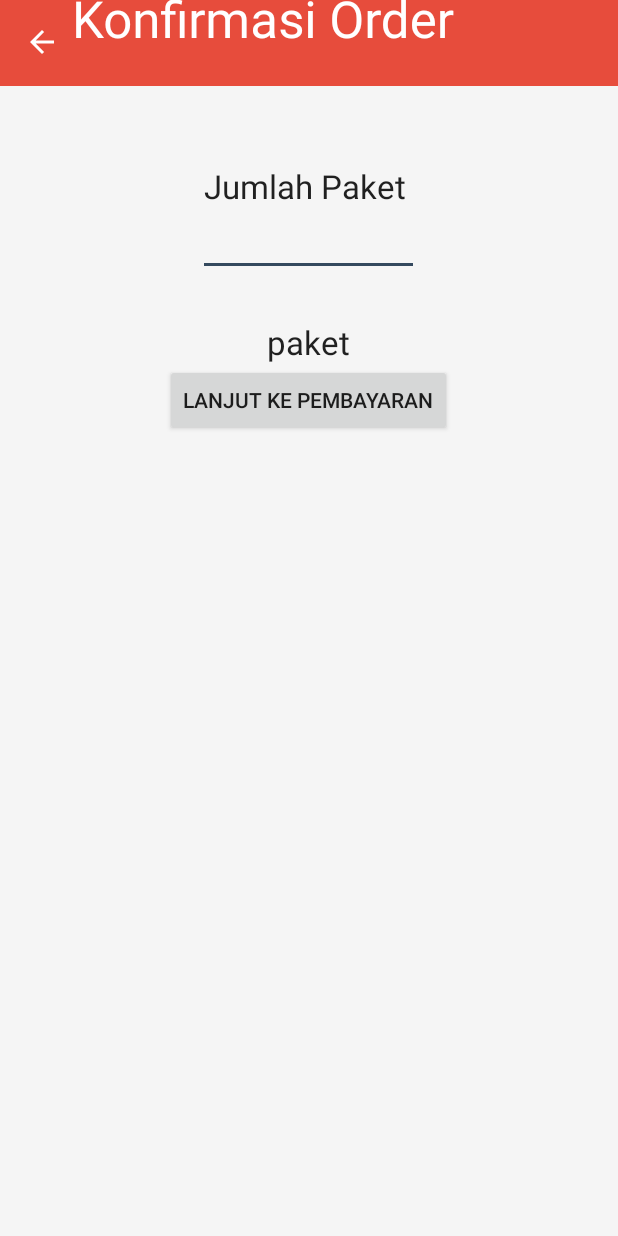
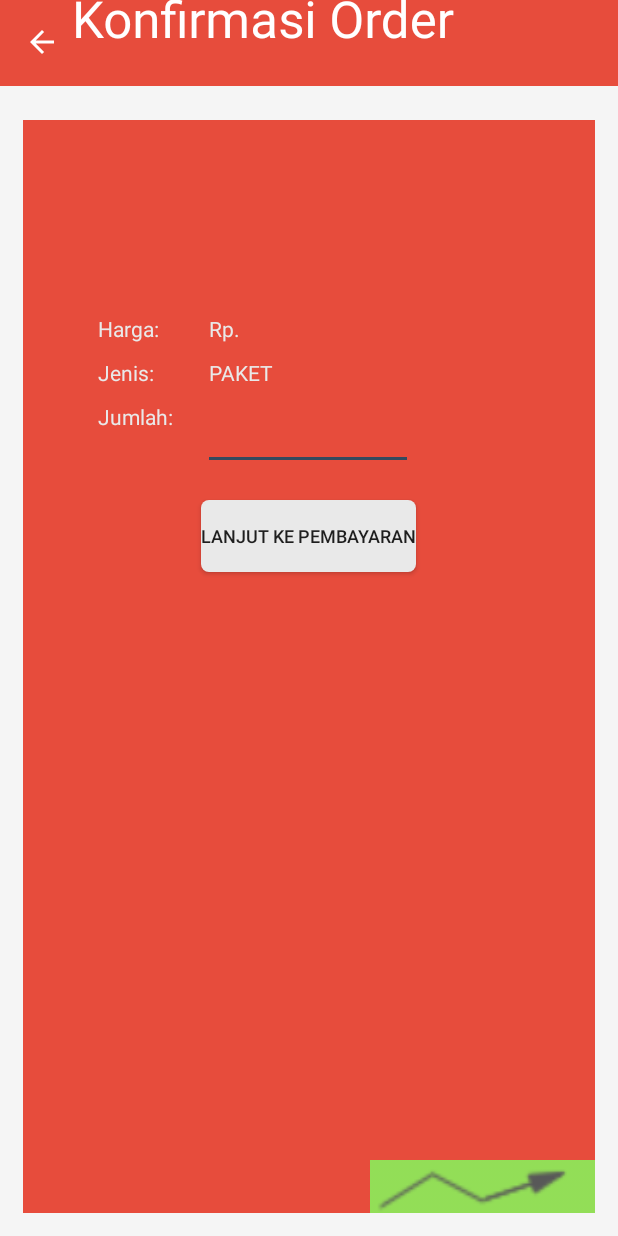
Before and after one commit to whegreen/limakilo, an Android app: the ConfirmOrderActivity screen opened directly, with no data from a screen before it, on a phone screen of 412 x 824 dp. Run offline under Robolectric (Android 15) with nearby library versions, the phone set to English and light mode, and no system bars; libraries missing offline, so code that uses them is left out: retrofit.client.

Commit message:
Merge branch 'debug_martin2' into HEAD
Conflicts:
	.gradle/2.4/taskArtifacts/cache.properties.lock
	.gradle/2.4/taskArtifacts/fileHashes.bin
	.gradle/2.4/taskArtifacts/fileSnapshots.bin
	.gradle/2.4/taskArtifacts/taskArtifacts.bin
	.idea/workspace.xml

```diff
--- a/app/src/main/java/com/limakilogram/www/bawang/ui/confirmorder/ConfirmOrderActivity.java
+++ b/app/src/main/java/com/limakilogram/www/bawang/ui/confirmorder/ConfirmOrderActivity.java
@@ -26,6 +26,7 @@ public class ConfirmOrderActivity extends AppCompatActivity {
     public static final String EXTRA_STOCK = "stock_id";
     public static final String EXTRA_NAME = "stock_name";
     public static final String EXTRA_PRICE = "price";
+    public static final String EXTRA_QTY = "quantity";
 
     private String stockId;
     private EditText editText;
@@ -36,8 +37,8 @@ public class ConfirmOrderActivity extends AppCompatActivity {
 
         Intent intent = getIntent();
         stockId = intent.getStringExtra(EXTRA_STOCK);
-        final String name= intent.getStringExtra(EXTRA_NAME);
-        final String price = intent.getStringExtra(EXTRA_PRICE);
+        String name= intent.getStringExtra(EXTRA_NAME);
+        String price = intent.getStringExtra(EXTRA_PRICE);
 
         setContentView(R.layout.activity_confirm_order);
 
--- a/app/src/main/java/com/limakilogram/www/bawang/ui/main/limakilofragment/StockRecyclerViewAdapter.java
+++ b/app/src/main/java/com/limakilogram/www/bawang/ui/main/limakilofragment/StockRecyclerViewAdapter.java
@@ -56,7 +56,10 @@ public class StockRecyclerViewAdapter extends RecyclerView.Adapter<StockRecycler
 //        holder.mTextView4.setText(mStocks.get(position).getStock());
 
         holder.mBoundAvatar = mStocks.get(position).getAvaUrl();
-        holder.mBoundUserId = mStocks.get(position).getStock();
+        holder.mBoundStockId = mStocks.get(position).getId();
+        holder.commodityPrice = mStocks.get(position).getPrice();
+        holder.commodityName = mStocks.get(position).getCommodity()+" "+mStocks.get(position).getCategory();;
+
 
         holder.mView.setOnClickListener(new View.OnClickListener() {
             @Override
@@ -65,8 +68,8 @@ public class StockRecyclerViewAdapter extends RecyclerView.Adapter<StockRecycler
                 Intent intent = new Intent(context, ConfirmOrderActivity.class);
                 intent.putExtra(ConfirmOrderActivity.EXTRA_NAME, holder.commodityName);
 //                intent.putExtra(ConfirmOrderActivity.EXTRA_AVATAR, holder.mBoundAvatar);
-                intent.putExtra(ConfirmOrderActivity.EXTRA_PRICE, holder.mTextView2.getText());
-                intent.putExtra(ConfirmOrderActivity.EXTRA_STOCK, holder.commodityId);
+//                intent.putExtra(ConfirmOrderActivity.EXTRA_QTY, holder.mTextView2.getText());
+                intent.putExtra(ConfirmOrderActivity.EXTRA_STOCK, holder.mBoundStockId);
                 intent.putExtra(ConfirmOrderActivity.EXTRA_PRICE, holder.commodityPrice);
 
                 context.startActivity(intent);
@@ -96,7 +99,7 @@ public class StockRecyclerViewAdapter extends RecyclerView.Adapter<StockRecycler
         public String commodityId;
         public String commodityPrice;
         public String mBoundAvatar;
-        public int mBoundUserId;
+        public int mBoundStockId;
 
         public final View mView;
         public final ImageView mImageView;
@@ -113,7 +116,6 @@ public class StockRecyclerViewAdapter extends RecyclerView.Adapter<StockRecycler
             mTextView = (TextView) itemView.findViewById(android.R.id.text1);
             mTextView2 = (TextView) itemView.findViewById(android.R.id.text2);
             mTextView3 = (TextView) itemView.findViewById(R.id.text3);
-//            mTextView4 = (TextView) itemView.findViewById(R.id.text4);
 
         }
     }
--- a/app/src/main/res/layout/activity_confirm_order.xml
+++ b/app/src/main/res/layout/activity_confirm_order.xml
@@ -65,52 +65,123 @@
         android:orientation="vertical"
         android:paddingTop="80dp">
 
+        <LinearLayout
+            android:layout_width="fill_parent"
+            android:layout_height="fill_parent"
+            android:layout_marginBottom="15dp"
+            android:layout_marginLeft="15dp"
+            android:layout_marginRight="15dp"
+            android:background="#E74C3C"
+            android:orientation="vertical">
+
             <TextView
                 android:id="@+id/confirm_text_1"
                 android:layout_width="wrap_content"
                 android:layout_height="wrap_content"
                 android:layout_gravity="center_horizontal"
+                android:layout_marginBottom="50dp"
+                android:layout_marginTop="50dp"
                 android:text="Large Text"
-            android:textAppearance="?android:attr/textAppearanceLarge" />
+                android:textAllCaps="true"
+                android:textAppearance="?android:attr/textAppearanceLarge"
+                android:textColor="#E9E9E9"
+                android:textStyle="bold" />
+
+            <LinearLayout
+                android:layout_width="wrap_content"
+                android:layout_height="wrap_content"
+                android:layout_marginBottom="10dp"
+                android:layout_marginLeft="50dp"
+                android:gravity="left"
+                android:orientation="horizontal">
+
+                <TextView
+                    android:layout_width="wrap_content"
+                    android:layout_height="wrap_content"
+                    android:layout_gravity="center_horizontal"
+                    android:text="Harga:          Rp."
+                    android:textColor="#E9E9E9" />
+
+                <TextView
+                    android:id="@+id/confirm_text_3"
+                    android:layout_width="wrap_content"
+                    android:layout_height="wrap_content"
+                    android:layout_gravity="center_horizontal"
+                    android:text="10000"
+                    android:textColor="#E9E9E9" />
+            </LinearLayout>
+
+            <LinearLayout
+                android:layout_width="wrap_content"
+                android:layout_height="wrap_content"
+                android:layout_marginBottom="10dp"
+                android:layout_marginLeft="50dp"
+                android:gravity="left"
+                android:orientation="horizontal">
+
+                <TextView
+                    android:layout_width="wrap_content"
+                    android:layout_height="wrap_content"
+                    android:layout_gravity="center_horizontal"
+                    android:text="Jenis:           "
+                    android:textColor="#E9E9E9" />
+
+                <TextView
+                    android:id="@+id/confirm_text_4"
+                    android:layout_width="wrap_content"
+                    android:layout_height="wrap_content"
+                    android:layout_gravity="center_horizontal"
+                    android:text="paket"
+                    android:textAllCaps="true"
+                    android:textColor="#E9E9E9" />
+            </LinearLayout>
+
+            <LinearLayout
+                android:layout_width="wrap_content"
+                android:layout_height="wrap_content"
+                android:layout_marginBottom="20dp"
+                android:layout_marginLeft="50dp"
+                android:gravity="left"
+                android:orientation="horizontal">
 
                 <TextView
                     android:id="@+id/textView5"
                     android:layout_width="wrap_content"
                     android:layout_height="wrap_content"
                     android:layout_gravity="center_horizontal"
-            android:text="Jumlah Paket "
-            android:textAppearance="?android:attr/textAppearanceLarge" />
+                    android:text="Jumlah:      "
+                    android:textColor="#E9E9E9" />
 
                 <EditText
                     android:id="@+id/editText"
-            android:layout_width="147dp"
+                    android:layout_width="140dp"
                     android:layout_height="wrap_content"
-            android:layout_gravity="center_horizontal"
-            android:ems="10"
-            android:inputType="number" />
-
-        <TextView
-            android:id="@+id/confirm_text_3"
-            android:layout_width="wrap_content"
-            android:layout_height="wrap_content"
-            android:layout_gravity="center_horizontal"
-            android:text="Large Text"
-            android:textAppearance="?android:attr/textAppearanceLarge" />
-
-        <TextView
-            android:id="@+id/confirm_text_4"
-            android:layout_width="wrap_content"
-            android:layout_height="wrap_content"
-            android:layout_gravity="center_horizontal"
-            android:text="Large Text"
-            android:textAppearance="?android:attr/textAppearanceLarge" />
+                    android:gravity="center_vertical|center_horizontal"
+                    android:inputType="number"
+                    android:textColor="#E9E9E9" />
+            </LinearLayout>
 
             <Button
                 android:id="@+id/confirm_button"
                 android:layout_width="wrap_content"
                 android:layout_height="wrap_content"
                 android:layout_gravity="center_horizontal"
-            android:text="Lanjut ke pembayaran" />
+                android:background="@drawable/rounded_white"
+                android:text="Lanjut ke pembayaran"
+                android:textSize="12sp" />
+
+            <RelativeLayout
+                android:layout_width="wrap_content"
+                android:layout_height="wrap_content">
+
+                <ImageView
+                    android:layout_width="150dp"
+                    android:layout_height="35dp"
+                    android:layout_alignParentBottom="true"
+                    android:layout_alignParentRight="true"
+                    android:layout_marginBottom="15dp"
+                    android:background="@drawable/up" />
+            </RelativeLayout>
         </LinearLayout>
-
+    </LinearLayout>
 </android.support.design.widget.CoordinatorLayout>
--- a/app/src/main/res/layout/fragment_grosir.xml
+++ b/app/src/main/res/layout/fragment_grosir.xml
@@ -64,6 +64,7 @@
         <EditText
             android:layout_width="150dp"
             android:layout_height="wrap_content"
+            android:inputType="number"
             android:textColor="#E74C3C" />
     </LinearLayout>
 
@@ -84,6 +85,7 @@
             android:layout_marginLeft="40dp"
             android:layout_width="150dp"
             android:layout_height="wrap_content"
+            android:inputType="number"
             android:textColor="#E74C3C" />
     </LinearLayout>
 
```
Also changed, not shown: app/src/main/res/drawable/down.png (added), app/src/main/res/drawable/mid.png (added), app/src/main/res/drawable/up.png (added), 1 other file. Lines whose indentation alone changed are shown as unchanged.
